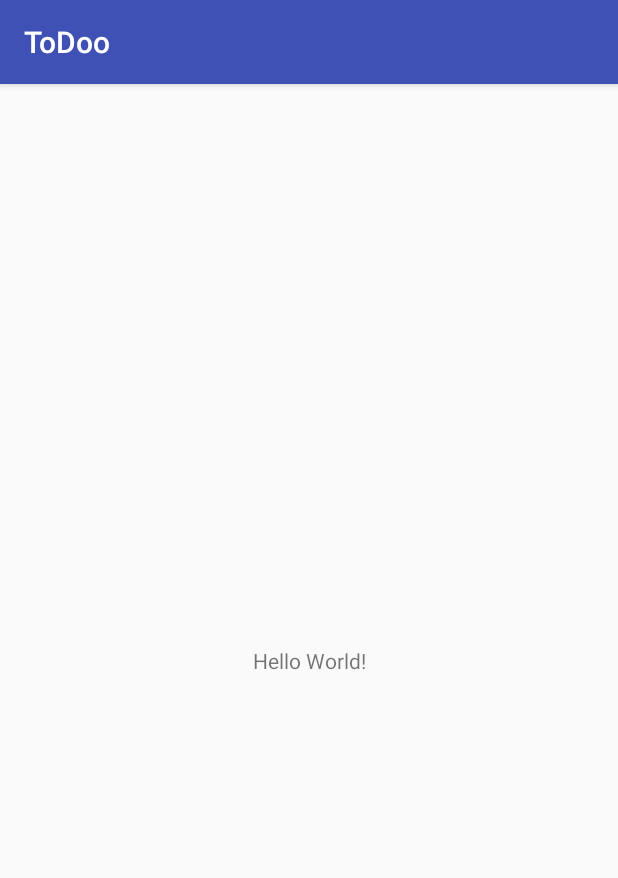
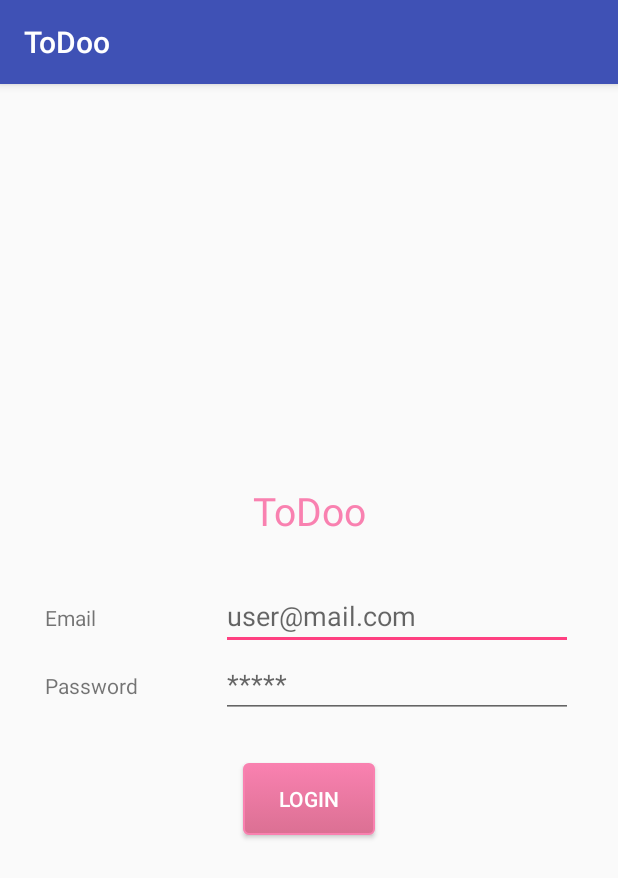
Before and after one commit to jbajic/ToDoo, an Android app: the screen it shows after launch (MainActivity before the commit, LoginActivity after it), on a phone screen of 412 x 824 dp. Shown: the top 878 px of the screen. Run offline under Robolectric (Android 15) with nearby library versions, the phone set to English and light mode, and no system bars; our stand-ins replace ButterKnife, Volley.

Commit message:
Login established together with saving the jwt

```diff
--- a/app/build.gradle
+++ b/app/build.gradle
@@ -24,7 +24,10 @@ dependencies {
     androidTestCompile('com.android.support.test.espresso:espresso-core:2.2.2', {
         exclude group: 'com.android.support', module: 'support-annotations'
     })
+    compile 'com.android.support:recyclerview-v7:25.3.1'
+    compile 'com.android.volley:volley:1.0.0'
+    compile 'com.jakewharton:butterknife:6.1.0'
+    compile 'com.squareup.picasso:picasso:2.5.2'
     compile 'com.android.support:appcompat-v7:25.3.1'
-    compile 'com.android.support.constraint:constraint-layout:1.0.2'
     testCompile 'junit:junit:4.12'
 }
--- a/app/src/main/AndroidManifest.xml
+++ b/app/src/main/AndroidManifest.xml
@@ -1,6 +1,8 @@
 <?xml version="1.0" encoding="utf-8"?>
 <manifest xmlns:android="http://schemas.android.com/apk/res/android"
     package="com.jbajic.todoo">
+
+    <uses-permission android:name="android.permission.INTERNET" />
 
     <application
         android:allowBackup="true"
@@ -10,6 +12,8 @@
         android:supportsRtl="true"
         android:theme="@style/AppTheme">
         <activity android:name=".MainActivity">
+        </activity>
+        <activity android:name=".LoginActivity">
             <intent-filter>
                 <action android:name="android.intent.action.MAIN" />
 
--- /dev/null
+++ b/app/src/main/java/com/jbajic/todoo/LoginActivity.java
@@ -0,0 +1,72 @@
+package com.jbajic.todoo;
+
+import android.content.Context;
+import android.content.SharedPreferences;
+import android.os.Bundle;
+import android.support.v7.app.AppCompatActivity;
+import android.util.Log;
+import android.widget.Button;
+import android.widget.EditText;
+
+import com.android.volley.Request;
+import com.android.volley.Response;
+import com.android.volley.VolleyError;
+import com.android.volley.toolbox.JsonObjectRequest;
+import com.jbajic.todoo.helpers.VolleyRequestQueue;
+import com.jbajic.todoo.interfaces.RequestListener;
+import com.jbajic.todoo.services.LoginService;
+import com.jbajic.todoo.utilis.AppConstants;
+
+import org.json.JSONException;
+import org.json.JSONObject;
+
+import butterknife.ButterKnife;
+import butterknife.InjectView;
+import butterknife.OnClick;
+
+
+public class LoginActivity extends AppCompatActivity {
+
+
+    @InjectView(R.id.et_email)
+    EditText etEmail;
+    @InjectView(R.id.et_password)
+    EditText etPassword;
+    @InjectView(R.id.bt_login)
+    Button btLogin;
+
+    @Override
+    protected void onCreate(Bundle savedInstanceState) {
+        super.onCreate(savedInstanceState);
+        setContentView(R.layout.activity_login);
+        ButterKnife.inject(this);
+        SharedPreferences sharedPreferences = getSharedPreferences(AppConstants.SHARED_PREFERENCES_NAME, Context.MODE_PRIVATE);
+        Log.e("All", String.valueOf(sharedPreferences.getAll()));
+    }
+
+    @OnClick(R.id.bt_login)
+    public void onViewClicked() {
+        String email = String.valueOf(etEmail.getText());
+        String password = String.valueOf(etPassword.getText());
+        if (!email.isEmpty() && !password.isEmpty()) {
+            LoginService loginService = LoginService.getInstance(this);
+            loginService.login(email, password, new RequestListener() {
+                @Override
+                public void started(String message) {
+                    Log.e("Success", message);
+                }
+
+                @Override
+                public void failed(String message) {
+                    Log.e("Failed", message);
+                }
+
+                @Override
+                public void finished(String message) {
+                    Log.e("Finished", message);
+                }
+            });
+
+        }
+    }
+}
--- /dev/null
+++ b/app/src/main/java/com/jbajic/todoo/interfaces/RequestListener.java
@@ -0,0 +1,13 @@
+package com.jbajic.todoo.interfaces;
+
+/**
+ * Created by jure on 14.05.17..
+ */
+
+public interface RequestListener {
+    void started(String message);
+
+    void failed(String message);
+
+    void finished(String message);
+}
--- /dev/null
+++ b/app/src/main/res/drawable/round_border.xml
@@ -0,0 +1,24 @@
+<?xml version="1.0" encoding="utf-8"?>
+<selector xmlns:android="http://schemas.android.com/apk/res/android" >
+    <item android:state_pressed="true" >
+        <shape android:shape="rectangle"  >
+            <corners android:radius="3dip" />
+            <stroke android:width="1dip" android:color="@color/pinkPantherColor" />
+            <gradient android:angle="-90" android:startColor="@color/pinkPantherColor" android:endColor="@color/pinkActive" />
+        </shape>
+    </item>
+    <item android:state_focused="true">
+        <shape android:shape="rectangle"  >
+            <corners android:radius="3dip" />
+            <stroke android:width="1dip" android:color="@color/pinkPantherColor" />
+            <solid android:color="@color/pinkFocused"/>
+        </shape>
+    </item>
+    <item >
+        <shape android:shape="rectangle"  >
+            <corners android:radius="3dip" />
+            <stroke android:width="1dip" android:color="@color/pinkPantherColor" />
+            <gradient android:angle="-90" android:startColor="@color/pinkPantherColor" android:endColor="@color/pinkFocused" />
+        </shape>
+    </item>
+</selector>
--- /dev/null
+++ b/app/src/main/res/layout/activity_login.xml
@@ -0,0 +1,63 @@
+<?xml version="1.0" encoding="utf-8"?>
+<LinearLayout xmlns:android="http://schemas.android.com/apk/res/android"
+    xmlns:tools="http://schemas.android.com/tools"
+    style="@style/MatchParent"
+    android:gravity="center"
+    android:orientation="vertical"
+    tools:context="com.jbajic.todoo.LoginActivity">
+
+    <TextView
+        style="@style/LogoTextStyle"
+        android:gravity="center"
+        android:text="@string/app_name" />
+
+    <LinearLayout
+        style="@style/MatchWidth"
+        android:gravity="center"
+        android:orientation="vertical"
+        android:padding="@dimen/big3">
+
+        <LinearLayout style="@style/MatchWidth">
+
+            <TextView
+                android:layout_width="0dp"
+                android:layout_height="wrap_content"
+                android:layout_weight="2"
+                android:text="@string/email" />
+
+            <EditText
+                android:id="@+id/et_email"
+                android:layout_width="0dp"
+                android:layout_height="wrap_content"
+                android:layout_weight="4"
+                android:hint="@string/example_mail"
+                android:inputType="textEmailAddress" />
+
+        </LinearLayout>
+
+        <LinearLayout style="@style/MatchWidth">
+
+            <TextView
+                android:layout_width="0dp"
+                android:layout_height="wrap_content"
+                android:layout_weight="2"
+                android:text="@string/password" />
+
+            <EditText
+                android:id="@+id/et_password"
+                android:layout_width="0dp"
+                android:layout_height="wrap_content"
+                android:layout_weight="4"
+                android:hint="@string/example_password"
+                android:inputType="textPassword" />
+
+        </LinearLayout>
+
+    </LinearLayout>
+
+    <Button
+        android:id="@+id/bt_login"
+        style="@style/PinkButtonStyle"
+        android:text="@string/login" />
+
+</LinearLayout>
--- a/app/src/main/res/layout/activity_main.xml
+++ b/app/src/main/res/layout/activity_main.xml
@@ -1,6 +1,5 @@
 <?xml version="1.0" encoding="utf-8"?>
-<android.support.constraint.ConstraintLayout xmlns:android="http://schemas.android.com/apk/res/android"
-    xmlns:app="http://schemas.android.com/apk/res-auto"
+<LinearLayout xmlns:android="http://schemas.android.com/apk/res/android"
     xmlns:tools="http://schemas.android.com/tools"
     android:layout_width="match_parent"
     android:layout_height="match_parent"
@@ -9,10 +8,6 @@
     <TextView
         android:layout_width="wrap_content"
         android:layout_height="wrap_content"
-        android:text="Hello World!"
-        app:layout_constraintBottom_toBottomOf="parent"
-        app:layout_constraintLeft_toLeftOf="parent"
-        app:layout_constraintRight_toRightOf="parent"
-        app:layout_constraintTop_toTopOf="parent" />
+        android:text="Hello World!" />
 
-</android.support.constraint.ConstraintLayout>
+</LinearLayout>
--- a/app/src/main/res/values/colors.xml
+++ b/app/src/main/res/values/colors.xml
@@ -3,4 +3,9 @@
     <color name="colorPrimary">#3F51B5</color>
     <color name="colorPrimaryDark">#303F9F</color>
     <color name="colorAccent">#FF4081</color>
+
+    <color name="pinkPantherColor">#F981B0</color>
+    <color name="pinkActive">#FF1493</color>
+    <color name="pinkFocused">#DB7093</color>
+
 </resources>
--- a/app/src/main/res/values/strings.xml
+++ b/app/src/main/res/values/strings.xml
@@ -1,3 +1,8 @@
 <resources>
     <string name="app_name">ToDoo</string>
+    <string name="example_mail">user@mail.com</string>
+    <string name="example_password">*****</string>
+    <string name="password">Password</string>
+    <string name="email">Email</string>
+    <string name="login">Login</string>
 </resources>
--- a/app/src/main/res/values/styles.xml
+++ b/app/src/main/res/values/styles.xml
@@ -8,4 +8,39 @@
         <item name="colorAccent">@color/colorAccent</item>
     </style>
 
+    <!--
+        Basic Layouts styles
+    -->
+
+    <style name="MatchParent">
+        <item name="android:layout_height">match_parent</item>
+        <item name="android:layout_width">match_parent</item>
+    </style>
+
+    <style name="WrapContent">
+        <item name="android:layout_height">wrap_content</item>
+        <item name="android:layout_width">wrap_content</item>
+    </style>
+
+    <style name="MatchWidth">
+        <item name="android:layout_height">wrap_content</item>
+        <item name="android:layout_width">match_parent</item>
+    </style>
+
+    <style name="MatchHeight">
+        <item name="android:layout_height">match_parent</item>
+        <item name="android:layout_width">wrap_content</item>
+    </style>
+
+    <style name="LogoTextStyle" parent="MatchWidth">
+        <item name="android:textSize">@dimen/big1</item>
+        <item name="android:textColor">@color/pinkPantherColor</item>
+    </style>
+
+    <!-- Button styles -->
+    <style name="PinkButtonStyle" parent="WrapContent">
+        <item name="android:textColor">@android:color/white</item>
+        <item name="android:background">@drawable/round_border</item>
+    </style>
+
 </resources>
--- a/build.gradle
+++ b/build.gradle
@@ -5,7 +5,7 @@ buildscript {
         jcenter()
     }
     dependencies {
-        classpath 'com.android.tools.build:gradle:2.3.1'
+        classpath 'com.android.tools.build:gradle:2.3.2'
 
         // NOTE: Do not place your application dependencies here; they belong
         // in the individual module build.gradle files
```
Also changed, not shown: app/src/main/java/com/jbajic/todoo/helpers/VolleyRequestQueue.java (added, +44 -0 lines), app/src/main/java/com/jbajic/todoo/services/LoginService.java (added, +86 -0 lines), app/src/main/java/com/jbajic/todoo/utilis/AppConstants.java (added, +26 -0 lines), app/src/main/java/com/jbajic/todoo/utilis/NetworkState.java (added, +29 -0 lines), app/src/main/res/values/dimens.xml (added, +24 -0 lines).
